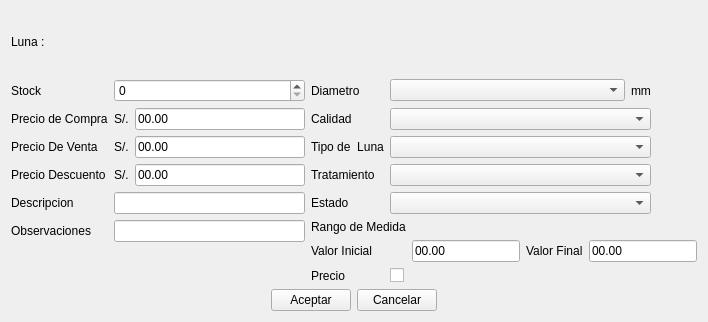
The window that producto/ui_agregarluna.ui (rodety/manager) describes before a commit, drawn with Qt 5.
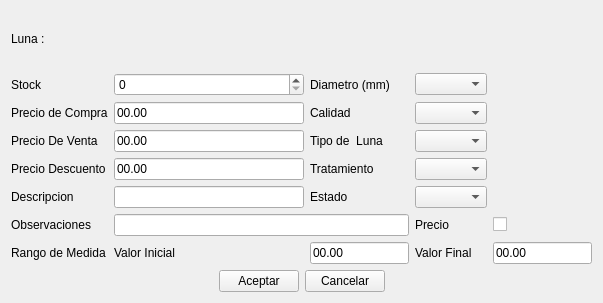
The same window after the commit. Icons and pictures are not drawn. Custom widgets are drawn as their Qt base class.

```diff
--- a/producto/ui_agregarluna.ui
+++ b/producto/ui_agregarluna.ui
@@ -6,87 +6,100 @@
    <rect>
     <x>0</x>
     <y>0</y>
-    <width>708</width>
-    <height>322</height>
+    <width>603</width>
+    <height>303</height>
    </rect>
   </property>
   <property name="windowTitle">
    <string>Form</string>
   </property>
-  <layout class="QGridLayout" name="gridLayout_5">
-   <item row="2" column="0" colspan="2">
-    <layout class="QHBoxLayout" name="horizontalLayout">
-     <item>
-      <spacer name="horizontalSpacer">
-       <property name="orientation">
-        <enum>Qt::Horizontal</enum>
-       </property>
-       <property name="sizeHint" stdset="0">
-        <size>
-         <width>40</width>
-         <height>20</height>
-        </size>
-       </property>
-      </spacer>
-     </item>
-     <item>
-      <widget class="QPushButton" name="pushButton_aceptar">
-       <property name="text">
-        <string>Aceptar</string>
-       </property>
-       <property name="shortcut">
-        <string>Ctrl+G</string>
-       </property>
-      </widget>
-     </item>
-     <item>
-      <widget class="QPushButton" name="pushButton_cancelar">
-       <property name="text">
-        <string>Cancelar</string>
-       </property>
-       <property name="shortcut">
-        <string>Esc</string>
-       </property>
-      </widget>
-     </item>
-     <item>
-      <spacer name="horizontalSpacer_2">
-       <property name="orientation">
-        <enum>Qt::Horizontal</enum>
-       </property>
-       <property name="sizeHint" stdset="0">
-        <size>
-         <width>40</width>
-         <height>20</height>
-        </size>
-       </property>
-      </spacer>
-     </item>
-    </layout>
+  <layout class="QGridLayout" name="gridLayout">
+   <item row="0" column="0">
+    <widget class="QLabel" name="label_2">
+     <property name="text">
+      <string>Luna :</string>
+     </property>
+    </widget>
    </item>
-   <item row="1" column="0" colspan="2">
+   <item row="1" column="0">
     <layout class="QGridLayout" name="gridLayout_4">
+     <item row="3" column="3">
+      <widget class="MyComboBox" name="comboBox_tratamiento">
+       <property name="sizePolicy">
+        <sizepolicy hsizetype="Expanding" vsizetype="Fixed">
+         <horstretch>0</horstretch>
+         <verstretch>0</verstretch>
+        </sizepolicy>
+       </property>
+       <property name="minimumSize">
+        <size>
+         <width>0</width>
+         <height>0</height>
+        </size>
+       </property>
+      </widget>
+     </item>
+     <item row="6" column="2">
+      <widget class="QLineEdit" name="lineEdit_vInicial">
+       <property name="text">
+        <string>00.00</string>
+       </property>
+      </widget>
+     </item>
+     <item row="2" column="1">
+      <widget class="QLineEdit" name="lineEdit_precioVenta">
+       <property name="text">
+        <string>00.00</string>
+       </property>
+      </widget>
+     </item>
+     <item row="1" column="3">
+      <widget class="MyComboBox" name="comboBox_calidad">
+       <property name="sizePolicy">
+        <sizepolicy hsizetype="Expanding" vsizetype="Fixed">
+         <horstretch>0</horstretch>
+         <verstretch>0</verstretch>
+        </sizepolicy>
+       </property>
+       <property name="minimumSize">
+        <size>
+         <width>0</width>
+         <height>0</height>
+        </size>
+       </property>
+      </widget>
+     </item>
      <item row="5" column="1" colspan="2">
       <widget class="QLineEdit" name="lineEdit_observaciones"/>
      </item>
-     <item row="7" column="4">
-      <widget class="QCheckBox" name="checkBox_precio">
+     <item row="4" column="1">
+      <widget class="QLineEdit" name="lineEdit_descripcion">
+       <property name="minimumSize">
+        <size>
+         <width>190</width>
+         <height>0</height>
+        </size>
+       </property>
+      </widget>
+     </item>
+     <item row="4" column="2">
+      <widget class="QLabel" name="label_estado">
        <property name="text">
-        <string/>
+        <string>Estado</string>
        </property>
       </widget>
      </item>
-     <item row="0" column="5">
-      <widget class="QLabel" name="label_24">
+     <item row="1" column="1">
+      <widget class="QLineEdit" name="lineEdit_precioCompra">
        <property name="text">
-        <string>mm</string>
+        <string>00.00</string>
        </property>
       </widget>
      </item>
-     <item row="1" column="4" colspan="2">
-      <widget class="MyComboBox" name="comboBox_calidad">
+     <item row="2" column="2">
+      <widget class="QLabel" name="label_10">
        <property name="sizePolicy">
-        <sizepolicy hsizetype="Expanding" vsizetype="Fixed">
+        <sizepolicy hsizetype="Preferred" vsizetype="Preferred">
          <horstretch>0</horstretch>
          <verstretch>0</verstretch>
         </sizepolicy>
@@ -96,20 +109,144 @@
          <width>0</width>
          <height>0</height>
         </size>
+       </property>
+       <property name="text">
+        <string>Tipo de  Luna</string>
+       </property>
+      </widget>
+     </item>
+     <item row="6" column="1">
+      <widget class="QLabel" name="label_13">
+       <property name="text">
+        <string>Valor Inicial</string>
        </property>
       </widget>
      </item>
      <item row="3" column="1">
-      <widget class="QLabel" name="label_15">
+      <widget class="QLineEdit" name="lineEdit_precioDescuento">
        <property name="text">
-        <string>S/.</string>
+        <string>00.00</string>
        </property>
       </widget>
      </item>
-     <item row="0" column="1" colspan="2">
-      <widget class="QSpinBox" name="spinBox_stock">
-       <property name="maximum">
-        <number>999999999</number>
+     <item row="4" column="3">
+      <widget class="MyComboBox" name="comboBox_estado"/>
+     </item>
+     <item row="0" column="4">
+      <widget class="QPushButton" name="pushButton_xDiametro">
+       <property name="sizePolicy">
+        <sizepolicy hsizetype="Fixed" vsizetype="Fixed">
+         <horstretch>0</horstretch>
+         <verstretch>0</verstretch>
+        </sizepolicy>
+       </property>
+       <property name="minimumSize">
+        <size>
+         <width>0</width>
+         <height>0</height>
+        </size>
+       </property>
+       <property name="text">
+        <string/>
+       </property>
+       <property name="icon">
+        <iconset resource="../Icons/Icons.qrc">
+         <normaloff>:/Icons/1349716373_monotone_close_exit_delete_small.png</normaloff>:/Icons/1349716373_monotone_close_exit_delete_small.png</iconset>
+       </property>
+       <property name="autoDefault">
+        <bool>false</bool>
+       </property>
+       <property name="flat">
+        <bool>true</bool>
+       </property>
+      </widget>
+     </item>
+     <item row="5" column="3">
+      <widget class="QLabel" name="label_precio">
+       <property name="text">
+        <string>Precio</string>
+       </property>
+      </widget>
+     </item>
+     <item row="4" column="4">
+      <widget class="QPushButton" name="pushButton_xEstado">
+       <property name="sizePolicy">
+        <sizepolicy hsizetype="Fixed" vsizetype="Fixed">
+         <horstretch>0</horstretch>
+         <verstretch>0</verstretch>
+        </sizepolicy>
+       </property>
+       <property name="text">
+        <string/>
+       </property>
+       <property name="icon">
+        <iconset resource="../Icons/Icons.qrc">
+         <normaloff>:/Icons/1349716373_monotone_close_exit_delete_small.png</normaloff>:/Icons/1349716373_monotone_close_exit_delete_small.png</iconset>
+       </property>
+       <property name="flat">
+        <bool>true</bool>
+       </property>
+      </widget>
+     </item>
+     <item row="1" column="4">
+      <widget class="QPushButton" name="pushButton_xCalidad">
+       <property name="sizePolicy">
+        <sizepolicy hsizetype="Fixed" vsizetype="Fixed">
+         <horstretch>0</horstretch>
+         <verstretch>0</verstretch>
+        </sizepolicy>
+       </property>
+       <property name="minimumSize">
+        <size>
+         <width>0</width>
+         <height>0</height>
+        </size>
+       </property>
+       <property name="text">
+        <string/>
+       </property>
+       <property name="icon">
+        <iconset resource="../Icons/Icons.qrc">
+         <normaloff>:/Icons/1349716373_monotone_close_exit_delete_small.png</normaloff>:/Icons/1349716373_monotone_close_exit_delete_small.png</iconset>
+       </property>
+       <property name="autoDefault">
+        <bool>false</bool>
+       </property>
+       <property name="flat">
+        <bool>true</bool>
+       </property>
+      </widget>
+     </item>
+     <item row="4" column="0">
+      <widget class="QLabel" name="label_3">
+       <property name="text">
+        <string>Descripcion</string>
+       </property>
+      </widget>
+     </item>
+     <item row="1" column="2">
+      <widget class="QLabel" name="label_11">
+       <property name="sizePolicy">
+        <sizepolicy hsizetype="Preferred" vsizetype="Preferred">
+         <horstretch>0</horstretch>
+         <verstretch>0</verstretch>
+        </sizepolicy>
+       </property>
+       <property name="minimumSize">
+        <size>
+         <width>0</width>
+         <height>0</height>
+        </size>
+       </property>
+       <property name="text">
+        <string>Calidad</string>
+       </property>
+      </widget>
+     </item>
+     <item row="6" column="0">
+      <widget class="QLabel" name="label_12">
+       <property name="text">
+        <string>Rango de Medida</string>
        </property>
       </widget>
      </item>
@@ -127,193 +264,10 @@
        </property>
       </widget>
      </item>
-     <item row="1" column="3">
-      <widget class="QLabel" name="label_11">
-       <property name="sizePolicy">
-        <sizepolicy hsizetype="Preferred" vsizetype="Preferred">
-         <horstretch>0</horstretch>
-         <verstretch>0</verstretch>
-        </sizepolicy>
-       </property>
-       <property name="minimumSize">
-        <size>
-         <width>0</width>
-         <height>0</height>
-        </size>
-       </property>
+     <item row="5" column="0">
+      <widget class="QLabel" name="label_17">
        <property name="text">
-        <string>Calidad</string>
-       </property>
-      </widget>
-     </item>
-     <item row="1" column="6">
-      <widget class="QPushButton" name="pushButton_xCalidad">
-       <property name="sizePolicy">
-        <sizepolicy hsizetype="Fixed" vsizetype="Fixed">
-         <horstretch>0</horstretch>
-         <verstretch>0</verstretch>
-        </sizepolicy>
-       </property>
-       <property name="minimumSize">
-        <size>
-         <width>0</width>
-         <height>0</height>
-        </size>
-       </property>
-       <property name="text">
-        <string/>
-       </property>
-       <property name="icon">
-        <iconset resource="../Icons/Icons.qrc">
-         <normaloff>:/Icons/1349716373_monotone_close_exit_delete_small.png</normaloff>:/Icons/1349716373_monotone_close_exit_delete_small.png</iconset>
-       </property>
-       <property name="autoDefault">
-        <bool>false</bool>
-       </property>
-       <property name="flat">
-        <bool>true</bool>
-       </property>
-      </widget>
-     </item>
-     <item row="2" column="3">
-      <widget class="QLabel" name="label_10">
-       <property name="sizePolicy">
-        <sizepolicy hsizetype="Preferred" vsizetype="Preferred">
-         <horstretch>0</horstretch>
-         <verstretch>0</verstretch>
-        </sizepolicy>
-       </property>
-       <property name="minimumSize">
-        <size>
-         <width>0</width>
-         <height>0</height>
-        </size>
-       </property>
-       <property name="text">
-        <string>Tipo de  Luna</string>
-       </property>
-      </widget>
-     </item>
-     <item row="1" column="1">
-      <widget class="QLabel" name="label_6">
-       <property name="text">
-        <string>S/.</string>
-       </property>
-      </widget>
-     </item>
-     <item row="3" column="6">
-      <widget class="QPushButton" name="pushButton_xTratamiento">
-       <property name="sizePolicy">
-        <sizepolicy hsizetype="Fixed" vsizetype="Fixed">
-         <horstretch>0</horstretch>
-         <verstretch>0</verstretch>
-        </sizepolicy>
-       </property>
-       <property name="text">
-        <string/>
-       </property>
-       <property name="icon">
-        <iconset resource="../Icons/Icons.qrc">
-         <normaloff>:/Icons/1349716373_monotone_close_exit_delete_small.png</normaloff>:/Icons/1349716373_monotone_close_exit_delete_small.png</iconset>
-       </property>
-       <property name="autoDefault">
-        <bool>false</bool>
-       </property>
-       <property name="flat">
-        <bool>true</bool>
-       </property>
-      </widget>
-     </item>
-     <item row="2" column="6">
-      <widget class="QPushButton" name="pushButton_xTipoLuna">
-       <property name="sizePolicy">
-        <sizepolicy hsizetype="Fixed" vsizetype="Fixed">
-         <horstretch>0</horstretch>
-         <verstretch>0</verstretch>
-        </sizepolicy>
-       </property>
-       <property name="text">
-        <string/>
-       </property>
-       <property name="icon">
-        <iconset resource="../Icons/Icons.qrc">
-         <normaloff>:/Icons/1349716373_monotone_close_exit_delete_small.png</normaloff>:/Icons/1349716373_monotone_close_exit_delete_small.png</iconset>
-       </property>
-       <property name="flat">
-        <bool>true</bool>
-       </property>
-      </widget>
-     </item>
-     <item row="2" column="0">
-      <widget class="QLabel" name="label_19">
-       <property name="text">
-        <string>Precio De Venta</string>
-       </property>
-      </widget>
-     </item>
-     <item row="1" column="2">
-      <widget class="QLineEdit" name="lineEdit_precioCompra">
-       <property name="text">
-        <string>00.00</string>
-       </property>
-      </widget>
-     </item>
-     <item row="0" column="4">
-      <widget class="MyComboBox" name="comboBox_diametro">
-       <property name="sizePolicy">
-        <sizepolicy hsizetype="Expanding" vsizetype="Fixed">
-         <horstretch>0</horstretch>
-         <verstretch>0</verstretch>
-        </sizepolicy>
-       </property>
-       <property name="minimumSize">
-        <size>
-         <width>0</width>
-         <height>0</height>
-        </size>
-       </property>
-      </widget>
-     </item>
-     <item row="2" column="1">
-      <widget class="QLabel" name="label_8">
-       <property name="text">
-        <string>S/.</string>
-       </property>
-      </widget>
-     </item>
-     <item row="0" column="3">
-      <widget class="QLabel" name="label">
-       <property name="text">
-        <string>Diametro</string>
-       </property>
-      </widget>
-     </item>
-     <item row="0" column="6">
-      <widget class="QPushButton" name="pushButton_xDiametro">
-       <property name="sizePolicy">
-        <sizepolicy hsizetype="Fixed" vsizetype="Fixed">
-         <horstretch>0</horstretch>
-         <verstretch>0</verstretch>
-        </sizepolicy>
-       </property>
-       <property name="minimumSize">
-        <size>
-         <width>0</width>
-         <height>0</height>
-        </size>
-       </property>
-       <property name="text">
-        <string/>
-       </property>
-       <property name="icon">
-        <iconset resource="../Icons/Icons.qrc">
-         <normaloff>:/Icons/1349716373_monotone_close_exit_delete_small.png</normaloff>:/Icons/1349716373_monotone_close_exit_delete_small.png</iconset>
-       </property>
-       <property name="autoDefault">
-        <bool>false</bool>
-       </property>
-       <property name="flat">
-        <bool>true</bool>
+        <string>Observaciones</string>
        </property>
       </widget>
      </item>
@@ -324,7 +278,7 @@
        </property>
       </widget>
      </item>
-     <item row="3" column="3">
+     <item row="3" column="2">
       <widget class="QLabel" name="label_9">
        <property name="sizePolicy">
         <sizepolicy hsizetype="Preferred" vsizetype="Preferred">
@@ -343,21 +297,21 @@
        </property>
       </widget>
      </item>
-     <item row="3" column="2">
-      <widget class="QLineEdit" name="lineEdit_precioDescuento">
+     <item row="2" column="0">
+      <widget class="QLabel" name="label_19">
        <property name="text">
-        <string>00.00</string>
+        <string>Precio De Venta</string>
        </property>
       </widget>
      </item>
-     <item row="2" column="2">
-      <widget class="QLineEdit" name="lineEdit_precioVenta">
+     <item row="6" column="4">
+      <widget class="QLineEdit" name="lineEdit_vFinal">
        <property name="text">
         <string>00.00</string>
        </property>
       </widget>
      </item>
-     <item row="2" column="4" colspan="2">
+     <item row="2" column="3">
       <widget class="MyComboBox" name="comboBox_tipoLuna">
        <property name="sizePolicy">
         <sizepolicy hsizetype="Expanding" vsizetype="Fixed">
@@ -367,18 +321,31 @@
        </property>
       </widget>
      </item>
-     <item row="4" column="1" colspan="2">
-      <widget class="QLineEdit" name="lineEdit_descripcion">
-       <property name="minimumSize">
-        <size>
-         <width>190</width>
-         <height>0</height>
-        </size>
+     <item row="3" column="4">
+      <widget class="QPushButton" name="pushButton_xTratamiento">
+       <property name="sizePolicy">
+        <sizepolicy hsizetype="Fixed" vsizetype="Fixed">
+         <horstretch>0</horstretch>
+         <verstretch>0</verstretch>
+        </sizepolicy>
+       </property>
+       <property name="text">
+        <string/>
+       </property>
+       <property name="icon">
+        <iconset resource="../Icons/Icons.qrc">
+         <normaloff>:/Icons/1349716373_monotone_close_exit_delete_small.png</normaloff>:/Icons/1349716373_monotone_close_exit_delete_small.png</iconset>
+       </property>
+       <property name="autoDefault">
+        <bool>false</bool>
+       </property>
+       <property name="flat">
+        <bool>true</bool>
        </property>
       </widget>
      </item>
-     <item row="3" column="4" colspan="2">
-      <widget class="MyComboBox" name="comboBox_tratamiento">
+     <item row="0" column="3">
+      <widget class="MyComboBox" name="comboBox_diametro">
        <property name="sizePolicy">
         <sizepolicy hsizetype="Expanding" vsizetype="Fixed">
          <horstretch>0</horstretch>
@@ -393,22 +360,29 @@
        </property>
       </widget>
      </item>
-     <item row="4" column="0">
-      <widget class="QLabel" name="label_3">
+     <item row="0" column="2">
+      <widget class="QLabel" name="label">
        <property name="text">
-        <string>Descripcion</string>
+        <string>Diametro (mm)</string>
        </property>
       </widget>
      </item>
-     <item row="4" column="3">
-      <widget class="QLabel" name="label_estado">
+     <item row="0" column="1">
+      <widget class="QSpinBox" name="spinBox_stock">
+       <property name="maximum">
+        <number>999999999</number>
+       </property>
+      </widget>
+     </item>
+     <item row="6" column="3">
+      <widget class="QLabel" name="label_14">
        <property name="text">
-        <string>Estado</string>
+        <string>Valor Final</string>
        </property>
       </widget>
      </item>
-     <item row="4" column="6">
-      <widget class="QPushButton" name="pushButton_xEstado">
+     <item row="2" column="4">
+      <widget class="QPushButton" name="pushButton_xTipoLuna">
        <property name="sizePolicy">
         <sizepolicy hsizetype="Fixed" vsizetype="Fixed">
          <horstretch>0</horstretch>
@@ -427,71 +401,59 @@
        </property>
       </widget>
      </item>
-     <item row="4" column="4" colspan="2">
-      <widget class="MyComboBox" name="comboBox_estado"/>
-     </item>
-     <item row="7" column="3">
-      <widget class="QLabel" name="label_precio">
+     <item row="5" column="4">
+      <widget class="QCheckBox" name="checkBox_precio">
        <property name="text">
-        <string>Precio</string>
+        <string/>
        </property>
       </widget>
      </item>
-     <item row="5" column="0">
-      <widget class="QLabel" name="label_17">
-       <property name="text">
-        <string>Observaciones</string>
-       </property>
-      </widget>
-     </item>
-     <item row="5" column="3" rowspan="2" colspan="4">
-      <layout class="QGridLayout" name="gridLayout">
-       <item row="1" column="1">
-        <widget class="QLineEdit" name="lineEdit_vInicial">
-         <property name="text">
-          <string>00.00</string>
+     <item row="7" column="0" colspan="5">
+      <layout class="QHBoxLayout" name="horizontalLayout">
+       <item>
+        <spacer name="horizontalSpacer">
+         <property name="orientation">
+          <enum>Qt::Horizontal</enum>
          </property>
-        </widget>
-       </item>
-       <item row="1" column="0">
-        <widget class="QLabel" name="label_13">
-         <property name="text">
-          <string>Valor Inicial</string>
+         <property name="sizeHint" stdset="0">
+          <size>
+           <width>40</width>
+           <height>20</height>
+          </size>
          </property>
-        </widget>
+        </spacer>
        </item>
-       <item row="0" column="0">
-        <widget class="QLabel" name="label_12">
+       <item>
+        <widget class="QPushButton" name="pushButton_aceptar">
          <property name="text">
-          <string>Rango de Medida</string>
+          <string>Aceptar</string>
          </property>
         </widget>
        </item>
-       <item row="1" column="2">
-        <widget class="QLabel" name="label_14">
+       <item>
+        <widget class="QPushButton" name="pushButton_cancelar">
          <property name="text">
-          <string>Valor Final</string>
+          <string>Cancelar</string>
          </property>
         </widget>
        </item>
-       <item row="1" column="3">
-        <widget class="QLineEdit" name="lineEdit_vFinal">
-         <property name="text">
-          <string>00.00</string>
+       <item>
+        <spacer name="horizontalSpacer_2">
+         <property name="orientation">
+          <enum>Qt::Horizontal</enum>
          </property>
-        </widget>
+         <property name="sizeHint" stdset="0">
+          <size>
+           <width>40</width>
+           <height>20</height>
+          </size>
+         </property>
+        </spacer>
        </item>
       </layout>
      </item>
     </layout>
    </item>
-   <item row="0" column="0">
-    <widget class="QLabel" name="label_2">
-     <property name="text">
-      <string>Luna :</string>
-     </property>
-    </widget>
-   </item>
   </layout>
  </widget>
  <customwidgets>
```
Left out of the diff: 22 changed lines with no effect on the pictures.
